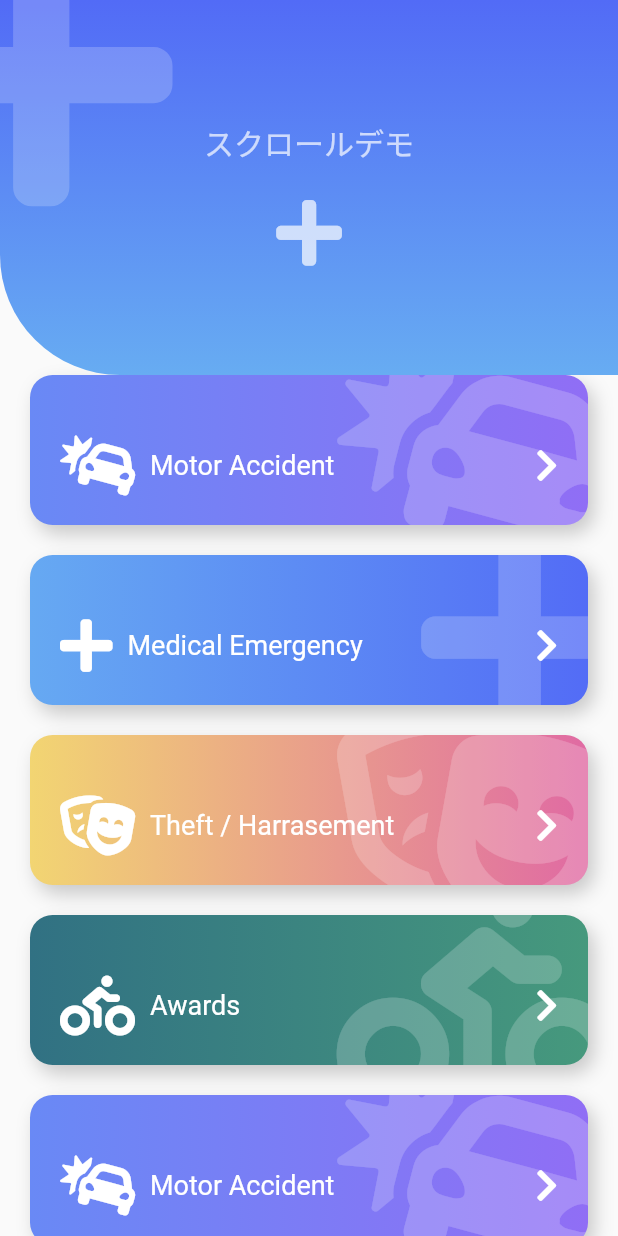
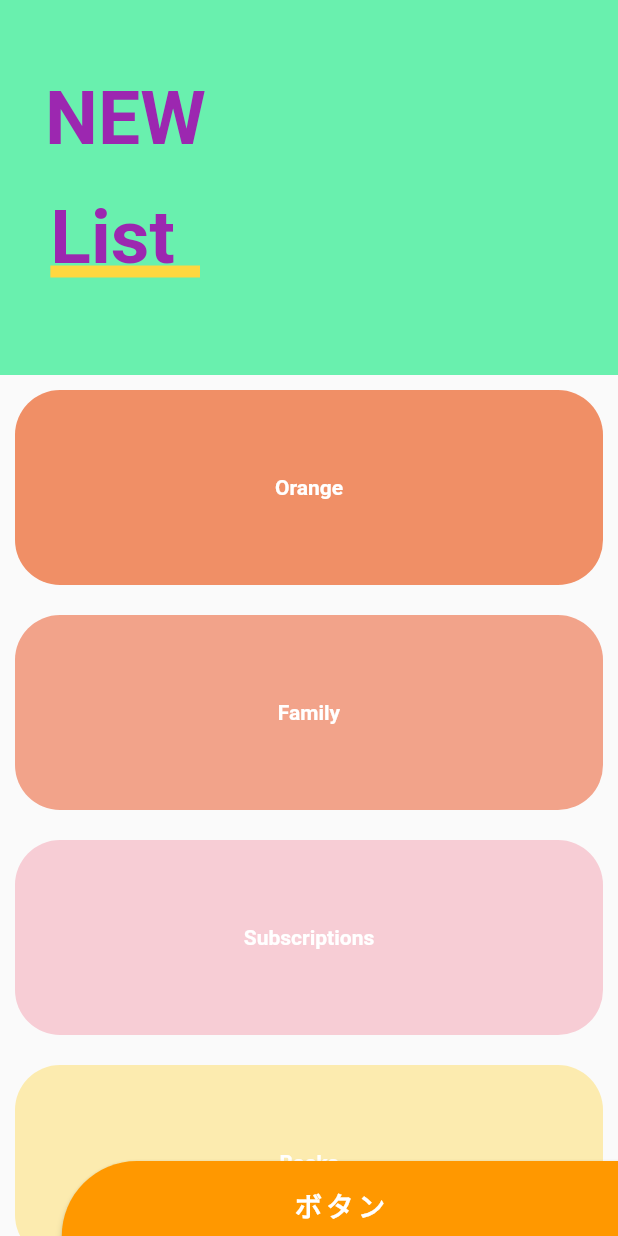
Before and after one commit to Tatsuya4610/ui_flutter, a Flutter app: the screen it shows after launch, on a phone screen of 412 x 824 dp. Run offline on Flutter 3.47's test engine with Material 2 defaults, Android fonts, the phone set to English and light mode, and no system bars; our stand-ins replace flutter_svg, font_awesome_flutter.

Commit message:
6th commit

```diff
--- a/lib/main.dart
+++ b/lib/main.dart
@@ -4,6 +4,7 @@ import 'package:flutter_ui/screen/emergency_screen.dart';
 import 'package:flutter_ui/screen/headers_screen.dart';
 import 'package:flutter_ui/screen/move_screen.dart';
 import 'package:flutter_ui/screen/pinterest_screen.dart';
+import 'package:flutter_ui/screen/slider_screen.dart';
 import 'package:flutter_ui/screen/slideshow_screen.dart';
 import 'screen/animation_screen.dart';
 import 'screen/circular_progress_screen.dart';
@@ -16,6 +17,8 @@ import 'screen/circular_progress_screen.dart';
 //HeadersScreen・・X,Y座標を使ったペイント。曲線のペイント。
 //SlidesShowScreen・・画面の切替。
 //PinterestScreen・・StaggeredGridView使用。画面のバーボタンをスクロールの上下で表示非表示。アニメーション使用。
+//EmergencyScreen・・一般リスト。
+//SliderScreen ・・CustomScrollViewの使用。
 
 
 
@@ -31,7 +34,7 @@ class MyApp extends StatelessWidget {
       theme: ThemeData(
         visualDensity: VisualDensity.adaptivePlatformDensity,
       ),
-      home: EmergencyScreen(),
+      home: SliderScreen(),
     );
   }
 }
--- a/lib/model/item_button.dart
+++ b/lib/model/item_button.dart
@@ -1,5 +1,6 @@
 import 'package:flutter/material.dart';
 import 'package:font_awesome_flutter/font_awesome_flutter.dart';
+import '';
 
 class ItemButton {
   final IconData icon;
@@ -14,31 +15,30 @@ class ItemButton {
   );
 }
 
-
 final _items = <ItemButton>[
-    new ItemButton(FontAwesomeIcons.carCrash, 'Motor Accident', Color(0xff6989F5),
+  ItemButton(FontAwesomeIcons.carCrash, 'Motor Accident', Color(0xff6989F5),
       Color(0xff906EF5)),
-    new ItemButton(FontAwesomeIcons.plus, 'Medical Emergency', Color(0xff66A9F2),
+  ItemButton(FontAwesomeIcons.plus, 'Medical Emergency', Color(0xff66A9F2),
       Color(0xff536CF6)),
-    new ItemButton(FontAwesomeIcons.theaterMasks, 'Theft / Harrasement',
+  ItemButton(FontAwesomeIcons.theaterMasks, 'Theft / Harrasement',
       Color(0xffF2D572), Color(0xffE06AA3)),
-    new ItemButton(
+  ItemButton(
       FontAwesomeIcons.biking, 'Awards', Color(0xff317183), Color(0xff46997D)),
-    new ItemButton(FontAwesomeIcons.carCrash, 'Motor Accident', Color(0xff6989F5),
+  ItemButton(FontAwesomeIcons.carCrash, 'Motor Accident', Color(0xff6989F5),
       Color(0xff906EF5)),
-    new ItemButton(FontAwesomeIcons.plus, 'Medical Emergency', Color(0xff66A9F2),
+  ItemButton(FontAwesomeIcons.plus, 'Medical Emergency', Color(0xff66A9F2),
       Color(0xff536CF6)),
-    new ItemButton(FontAwesomeIcons.theaterMasks, 'Theft / Harrasement',
+  ItemButton(FontAwesomeIcons.theaterMasks, 'Theft / Harrasement',
       Color(0xffF2D572), Color(0xffE06AA3)),
-    new ItemButton(
+  ItemButton(
       FontAwesomeIcons.biking, 'Awards', Color(0xff317183), Color(0xff46997D)),
-    new ItemButton(FontAwesomeIcons.carCrash, 'Motor Accident', Color(0xff6989F5),
+  ItemButton(FontAwesomeIcons.carCrash, 'Motor Accident', Color(0xff6989F5),
       Color(0xff906EF5)),
-    new ItemButton(FontAwesomeIcons.plus, 'Medical Emergency', Color(0xff66A9F2),
+  ItemButton(FontAwesomeIcons.plus, 'Medical Emergency', Color(0xff66A9F2),
       Color(0xff536CF6)),
-    new ItemButton(FontAwesomeIcons.theaterMasks, 'Theft / Harrasement',
+  ItemButton(FontAwesomeIcons.theaterMasks, 'Theft / Harrasement',
       Color(0xffF2D572), Color(0xffE06AA3)),
-    new ItemButton(
+  ItemButton(
       FontAwesomeIcons.biking, 'Awards', Color(0xff317183), Color(0xff46997D)),
 ];
 
--- /dev/null
+++ b/lib/screen/slider_screen.dart
@@ -0,0 +1,16 @@
+import 'package:flutter/material.dart';
+import 'package:flutter_ui/widgets/bottom_button.dart';
+import 'package:flutter_ui/widgets/main_scroll.dart';
+
+class SliderScreen extends StatelessWidget {
+  @override
+  Widget build(BuildContext context) {
+    return Scaffold(
+        body: Stack(
+      children: <Widget>[
+        MainScroll(),
+        Positioned(bottom: -10, right: 0, child: BottomButton()),
+      ],
+    ));
+  }
+}
--- /dev/null
+++ b/lib/widgets/bottom_button.dart
@@ -0,0 +1,27 @@
+import 'package:flutter/material.dart';
+
+class BottomButton extends StatelessWidget {
+  @override
+  Widget build(BuildContext context) {
+    final size = MediaQuery.of(context).size;
+    return ButtonTheme(
+      height: 60,
+      minWidth: size.width * 0.9,
+      child: RaisedButton(
+        shape: RoundedRectangleBorder(
+          borderRadius: BorderRadius.only(topLeft: Radius.circular(50)),
+        ),
+        color: Colors.orange,
+        onPressed: () {},
+        child: Text(
+          'ボタン',
+          style: TextStyle(
+              color: Colors.white,
+              fontSize: 18,
+              fontWeight: FontWeight.bold,
+              letterSpacing: 3),
+        ),
+      ),
+    );
+  }
+}
--- /dev/null
+++ b/lib/widgets/main_scroll.dart
@@ -0,0 +1,101 @@
+import 'package:flutter/material.dart';
+import 'package:flutter_ui/widgets/title.dart' ;
+
+class MainScroll extends StatelessWidget {
+  final items = [
+    ListItem('Orange', Color(0xffF08F66)),
+    ListItem('Family', Color(0xffF2A38A)),
+    ListItem('Subscriptions', Color(0xffF7CDD5)),
+    ListItem('Books', Color(0xffFCEBAF)),
+    ListItem('Orange', Color(0xffF08F66)),
+    ListItem('Family', Color(0xffF2A38A)),
+    ListItem('Subscriptions', Color(0xffF7CDD5)),
+    ListItem('Books', Color(0xffFCEBAF)),
+  ];
+  @override
+  Widget build(BuildContext context) {
+    return CustomScrollView(
+      slivers: <Widget>[
+        // SliverAppBar(
+        //   floating: true, //上へスクロールをした瞬間にAPPバーを表示させる。
+        //   backgroundColor: Colors.red,
+        //   title: Text('hello'),
+        // ),
+        SliverPersistentHeader(
+            floating: true, //上へスクロールをした瞬間にchildを表示。
+            delegate: SliverCustomHeaderDelegate(
+              minheigth: 200, //Titleがスクロールされるまでの高さ
+              maxheight: 250, //SliverListのTitleとの間隔、高さ。
+              child: Container(
+                alignment: Alignment.centerLeft,
+                color: Colors.greenAccent,
+                child: Titles(),
+              ),
+            )),
+        SliverList(
+          delegate: SliverChildListDelegate([
+            ...items,
+            SizedBox(
+              height: 100,
+            )
+          ]),
+        )
+      ],
+    );
+  }
+}
+
+class SliverCustomHeaderDelegate extends SliverPersistentHeaderDelegate {
+  final double minheigth;
+  final double maxheight;
+  final Widget child;
+  SliverCustomHeaderDelegate({
+    this.maxheight,
+    this.minheigth,
+    this.child,
+  });
+
+  @override
+  Widget build(
+      BuildContext context, double shrinkOffset, bool overlapsContent) {
+    return SizedBox.expand(
+      child: child,
+    );
+  }
+
+  @override
+  double get maxExtent => maxheight;
+
+  @override
+  double get minExtent => minheigth;
+
+  @override
+  bool shouldRebuild(SliverCustomHeaderDelegate oldDelegate) {
+    return maxheight != oldDelegate.maxheight ||
+        minheigth != oldDelegate.minheigth ||
+        child != oldDelegate.child;
+  }
+}
+class ListItem extends StatelessWidget {
+  ListItem(this.title, this.color);
+
+  final String title;
+  final Color color;
+  @override
+  Widget build(BuildContext context) {
+    return Container(
+      padding: EdgeInsets.all(30),
+      alignment: Alignment.center,
+      child: Text(
+        title,
+        style: TextStyle(color: Colors.white, fontWeight: FontWeight.bold),
+      ),
+      height: 130,
+      margin: EdgeInsets.all(10),
+      decoration: BoxDecoration(
+        color: color,
+        borderRadius: BorderRadius.circular(30),
+      ),
+    );
+  }
+}
--- /dev/null
+++ b/lib/widgets/title.dart
@@ -0,0 +1,50 @@
+import 'package:flutter/material.dart';
+
+class Titles extends StatelessWidget {
+  @override
+  Widget build(BuildContext context) {
+    return Column(
+      children: <Widget>[
+        SizedBox(
+          height: 30,
+        ),
+        Container(
+          margin: EdgeInsets.symmetric(horizontal: 30, vertical: 20),
+          child: Text(
+            'NEW',
+            style: TextStyle(
+              color: Colors.purple,
+              fontSize: 50,
+              fontWeight: FontWeight.bold,
+            ),
+          ),
+        ),
+        Stack(
+          children: <Widget>[
+            SizedBox(
+              width: 100,
+            ),
+            Container(
+              child: Text(
+                'List',
+                style: TextStyle(
+                  color: Colors.purple,
+                  fontWeight: FontWeight.bold,
+                  fontSize: 50,
+                ),
+              ),
+            ),
+            Positioned(
+              bottom: 3,
+              child: Container(
+                width: 150,
+                height: 8,
+                color: Colors.amberAccent,
+              ),
+            )
+          ],
+        )
+      ],
+    );
+  }
+}
```
Lines whose indentation alone changed are shown as unchanged.
